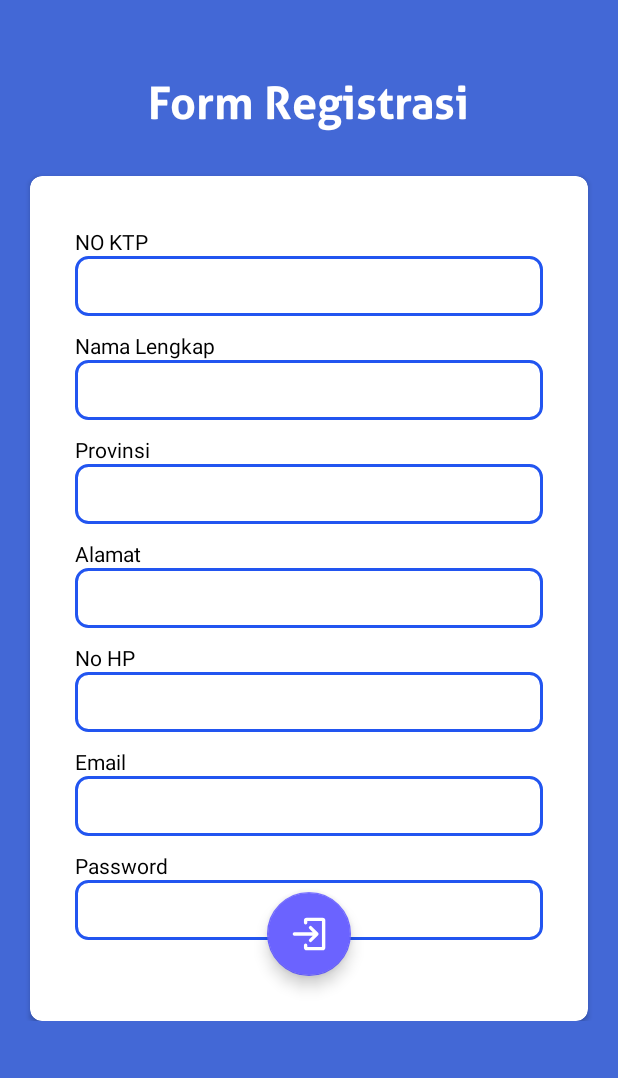
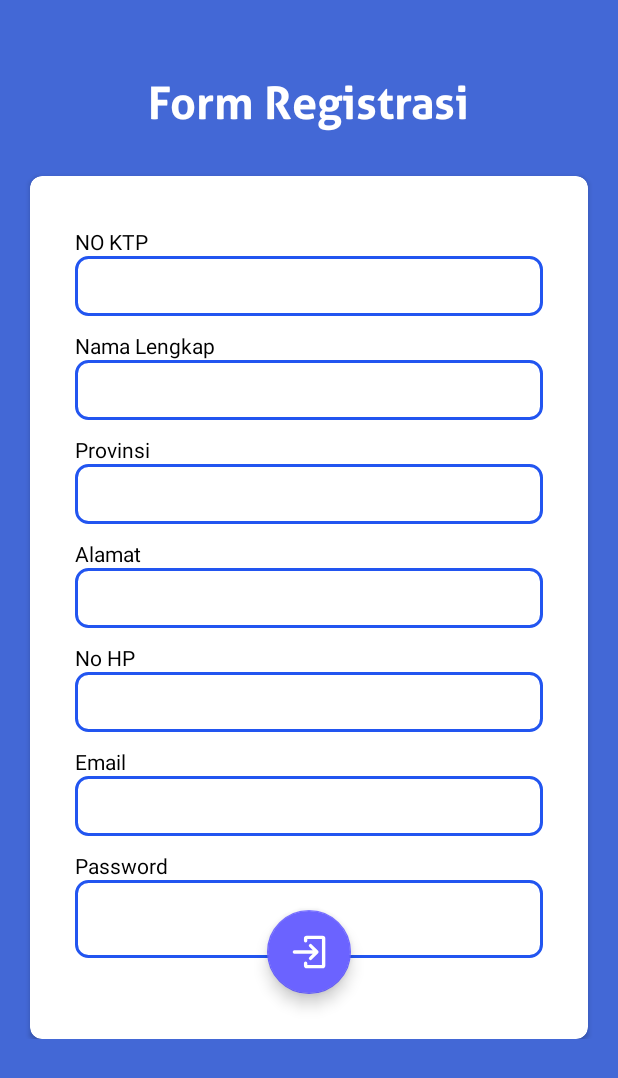
Before and after one commit to devrouw/IMB_2, an Android app: the DaftarActivity screen opened directly, with no data from a screen before it, on a phone screen of 412 x 824 dp. Shown: the top 1078 px of the screen. Run offline under Robolectric (Android 15) with nearby library versions, the phone set to English and light mode, and no system bars.

Commit message:
imb foto

```diff
--- a/app/src/main/java/com/lollipop/imb/view/adapter/PengajuanAdapter.kt
+++ b/app/src/main/java/com/lollipop/imb/view/adapter/PengajuanAdapter.kt
@@ -11,7 +11,6 @@ import com.lollipop.imb.R
 import com.lollipop.imb.databinding.ItemListPengajuanBinding
 import com.lollipop.imb.service.model.PengajuanResult
 import com.shreyaspatil.MaterialDialog.MaterialDialog
-
 
 class PengajuanAdapter : RecyclerView.Adapter<PengajuanAdapter.ViewHolder>() {
     private var _items: MutableList<PengajuanResult> = ArrayList()
--- a/app/src/main/java/com/lollipop/imb/view/fragment/DataAdministrasiFragment.kt
+++ b/app/src/main/java/com/lollipop/imb/view/fragment/DataAdministrasiFragment.kt
@@ -14,7 +14,6 @@ import com.lollipop.imb.databinding.FragmentDataAdministrasiBinding
 import com.lollipop.imb.viewModel.MainViewModel
 import timber.log.Timber
 
-@RequiresApi(Build.VERSION_CODES.M)
 class DataAdministrasiFragment : Fragment() {
     private var _bindingFragment: FragmentDataAdministrasiBinding? = null
     private val _binding get() = _bindingFragment!!
--- a/app/src/main/java/com/lollipop/imb/view/fragment/DataTanahFragment.kt
+++ b/app/src/main/java/com/lollipop/imb/view/fragment/DataTanahFragment.kt
@@ -13,7 +13,6 @@ import com.lollipop.imb.R
 import com.lollipop.imb.databinding.FragmentDataTanahBinding
 import com.lollipop.imb.viewModel.MainViewModel
 
-@RequiresApi(Build.VERSION_CODES.M)
 class DataTanahFragment : Fragment() {
     private var _bindingFragment: FragmentDataTanahBinding? = null
     private val _binding get() = _bindingFragment!!
--- a/app/src/main/java/com/lollipop/imb/view/fragment/JenisBangunanFragment.kt
+++ b/app/src/main/java/com/lollipop/imb/view/fragment/JenisBangunanFragment.kt
@@ -13,7 +13,6 @@ import com.lollipop.imb.R
 import com.lollipop.imb.databinding.FragmentJenisBangunanBinding
 import com.lollipop.imb.viewModel.MainViewModel
 
-@RequiresApi(Build.VERSION_CODES.M)
 class JenisBangunanFragment : Fragment() {
     private var _bindingFragment: FragmentJenisBangunanBinding? = null
     private val _binding get() = _bindingFragment!!
--- a/app/src/main/java/com/lollipop/imb/view/fragment/LokasiBangunanFragment.kt
+++ b/app/src/main/java/com/lollipop/imb/view/fragment/LokasiBangunanFragment.kt
@@ -13,7 +13,6 @@ import com.lollipop.imb.R
 import com.lollipop.imb.databinding.FragmentLokasiBangunanBinding
 import com.lollipop.imb.viewModel.MainViewModel
 
-@RequiresApi(Build.VERSION_CODES.M)
 class LokasiBangunanFragment : Fragment() {
     private var _bindingFragment: FragmentLokasiBangunanBinding? = null
     private val _binding get() = _bindingFragment!!
--- a/app/src/main/java/com/lollipop/imb/view/fragment/PemilikBangunanFragment.kt
+++ b/app/src/main/java/com/lollipop/imb/view/fragment/PemilikBangunanFragment.kt
@@ -15,9 +15,6 @@ import com.lollipop.imb.viewModel.MainViewModel
 import kotlinx.coroutines.ExperimentalCoroutinesApi
 import kotlinx.coroutines.FlowPreview
 
-@FlowPreview
-@ExperimentalCoroutinesApi
-@RequiresApi(Build.VERSION_CODES.M)
 class PemilikBangunanFragment : Fragment() {
     private var _bindingFragment: FragmentPemilikBangunanBinding? = null
     private val _binding get() = _bindingFragment!!
--- a/app/src/main/java/com/lollipop/imb/view/ui/PengajuanActivity.kt
+++ b/app/src/main/java/com/lollipop/imb/view/ui/PengajuanActivity.kt
@@ -26,8 +26,6 @@ import com.lollipop.imb.viewModel.MainViewModel
 import timber.log.Timber
 import java.io.File
 
-
-@RequiresApi(Build.VERSION_CODES.M)
 class PengajuanActivity : AppCompatActivity() {
 
     val CODE_IMB = 107
--- a/app/src/main/res/layout/activity_register.xml
+++ b/app/src/main/res/layout/activity_register.xml
@@ -161,14 +161,13 @@
             <EditText
                 android:id="@+id/et_password"
                 android:layout_width="match_parent"
-                android:layout_height="40dp"
+                android:layout_height="52dp"
+                android:layout_marginBottom="40dp"
+                android:background="@drawable/bg_edittext_yellow"
+                android:inputType="textPassword"
                 android:paddingHorizontal="10dp"
-                android:textSize="14sp"
-                android:inputType="textPassword"
-                android:layout_marginBottom="40dp"
                 android:textColor="@color/black_200"
-                android:background="@drawable/bg_edittext_yellow"
-                />
+                android:textSize="14sp" />
         </LinearLayout>
     </androidx.cardview.widget.CardView>
 
```
